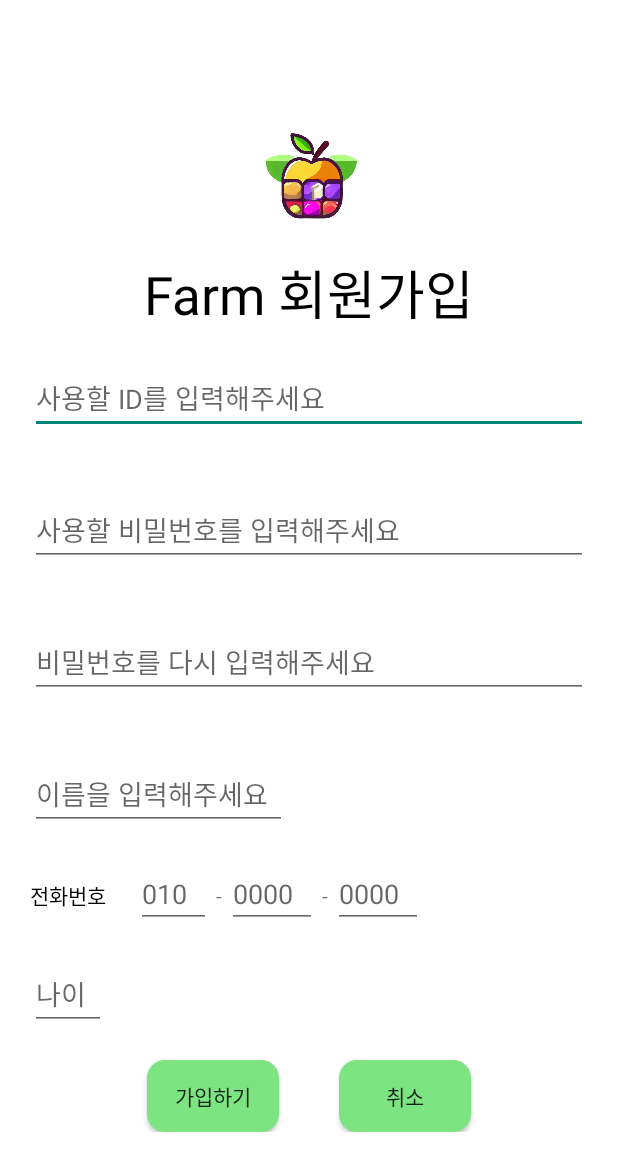
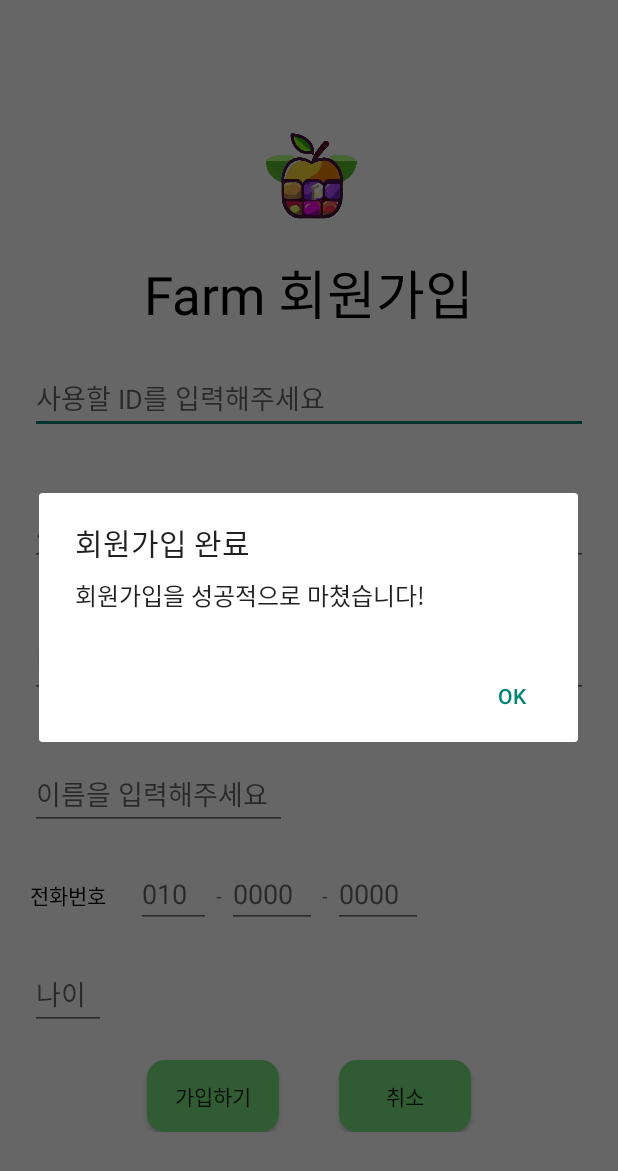
Before and after one commit to kimykstar/FarmApp-Android-, an Android app: the JoinActivity screen opened directly, with no data from a screen before it, after a tap on "가입하기", on a phone screen of 412 x 824 dp. Shown: the top 1171 px of the screen. Run offline under Robolectric (Android 15) with nearby library versions, the phone set to English and light mode, and no system bars.

Commit message:
대화상자 추가

```diff
--- a/app/src/main/java/com/example/farm/JoinActivity.java
+++ b/app/src/main/java/com/example/farm/JoinActivity.java
@@ -1,18 +1,22 @@
 package com.example.farm;
 
+import android.app.Dialog;
+import android.content.DialogInterface;
+import android.content.Intent;
 import android.os.AsyncTask;
 import android.os.Bundle;
 import android.view.View;
 import android.widget.Button;
 import android.widget.EditText;
 
+import androidx.appcompat.app.AlertDialog;
 import androidx.appcompat.app.AppCompatActivity;
 
 import java.util.concurrent.ExecutionException;
 
 public class JoinActivity extends AppCompatActivity {
     EditText idEdit, pwEdit, pwCheckEdit, name, phone1, phone2, phone3, age;
-    Button joinBtn;
+    Button joinBtn, cancelBtn;
     @Override
     protected void onCreate(Bundle savedInstanceState){
         super.onCreate(savedInstanceState);
@@ -26,8 +30,9 @@ public class JoinActivity extends AppCompatActivity {
         phone3 = findViewById(R.id.phone3);
         joinBtn = findViewById(R.id.joinBtn);
         age = findViewById(R.id.age);
+        cancelBtn = findViewById(R.id.cancelBtn);
         JoinTask task = new JoinTask();
-
+        Intent loginIntent = new Intent(getApplicationContext(), LoginActivity.class);
         // Join Button Click listener
         joinBtn.setOnClickListener(new View.OnClickListener() {
             @Override
@@ -45,6 +50,30 @@ public class JoinActivity extends AppCompatActivity {
                 } catch (InterruptedException e) {
                     throw new RuntimeException(e);
                 }
+                AlertDialog.Builder builder = new AlertDialog.Builder(JoinActivity.this);
+                builder.setTitle("회원가입 완료").setMessage("회원가입을 성공적으로 마쳤습니다!");
+                builder.setPositiveButton("ok", new DialogInterface.OnClickListener() {
+                    public void onClick(DialogInterface dialog, int id){
+                        startActivity(loginIntent);
+                    }
+                });
+                builder.show();
+            }
+        });
+
+        cancelBtn.setOnClickListener(new View.OnClickListener() {
+            @Override
+            public void onClick(View v) {
+                AlertDialog.Builder builder = new AlertDialog.Builder(JoinActivity.this);
+                builder.setTitle("회원가입 취소").setMessage("회원가입을 취소하시겠습니까?");
+                builder.setPositiveButton("확인", new DialogInterface.OnClickListener() {
+                    @Override
+                    public void onClick(DialogInterface dialog, int which) {
+                        startActivity(loginIntent);
+                    }
+                });
+                builder.show();
+
             }
         });
     }
@@ -58,7 +87,7 @@ public class JoinActivity extends AppCompatActivity {
             String phone = arg[3];
             String age = arg[4];
 
-            HttpConnection conn = new HttpConnection("http://192.168.35.73:8081/join");
+            HttpConnection conn = new HttpConnection("http://192.168.55.89:8081/join");
             conn.setHeader(1000, "POST", true, true);
             String message = String.format("%s %s %s %s %s", id, pw, name, phone, age);
             conn.writeData(message);
--- a/app/src/main/java/com/example/farm/LoginActivity.java
+++ b/app/src/main/java/com/example/farm/LoginActivity.java
@@ -75,7 +75,7 @@ public class LoginActivity extends AppCompatActivity {
             try{
                 String id = arg[0];
                 String pw = arg[1];
-                HttpConnection conn = new HttpConnection("http://192.168.35.73:8081/login");
+                HttpConnection conn = new HttpConnection("http://192.168.55.89:8081/login");
                 conn.setHeader(1000, "POST", true, true);
                 String message = String.format("%s %s", id, pw);
                 conn.writeData(message);
--- a/app/src/main/res/layout/activity_join.xml
+++ b/app/src/main/res/layout/activity_join.xml
@@ -34,6 +34,7 @@
                     android:layout_height="wrap_content"
                     android:hint="사용할 ID를 입력해주세요"
                     android:layout_margin="20dp"
+                    android:textColor="#000000"
                     android:layout_span="7"
                     android:id="@+id/idEdit"/>
             </TableRow>
@@ -43,6 +44,7 @@
                     android:layout_width="300dp"
                     android:layout_height="wrap_content"
                     android:id="@+id/pwEdit"
+                    android:textColor="#000000"
                     android:layout_margin="20dp"
                     android:layout_span="7"
                     android:hint="사용할 비밀번호를 입력해주세요"/>
@@ -54,6 +56,7 @@
                     android:layout_height="wrap_content"
                     android:id="@+id/pwCheckEdit"
                     android:layout_margin="20dp"
+                    android:textColor="#000000"
                     android:layout_span="7"
                     android:hint="비밀번호를 다시 입력해주세요"/>
             </TableRow>
@@ -64,6 +67,7 @@
                     android:layout_height="wrap_content"
                     android:layout_margin="20dp"
                     android:layout_span="4"
+                    android:textColor="#000000"
                     android:id="@+id/name"
                     android:hint="이름을 입력해주세요"/>
             </TableRow>
@@ -80,6 +84,7 @@
                     android:layout_width="50dp"
                     android:layout_height="wrap_content"
                     android:hint="010"
+                    android:textColor="#000000"
                     android:id="@+id/phone1"/>
 
                 <TextView
@@ -90,6 +95,7 @@
                 <EditText
                     android:layout_width="60dp"
                     android:layout_height="wrap_content"
+                    android:textColor="#000000"
                     android:hint="0000"
                     android:id="@+id/phone2"/>
 
@@ -101,6 +107,7 @@
                 <EditText
                     android:layout_width="60dp"
                     android:layout_height="wrap_content"
+                    android:textColor="#000000"
                     android:hint="0000"
                     android:id="@+id/phone3"/>
 
@@ -117,6 +124,7 @@
                     android:layout_width="wrap_content"
                     android:hint="나이"
                     android:layout_margin="20dp"
+                    android:textColor="#000000"
                     android:id="@+id/age"/>
             </TableRow>
 
```
Also changed, not shown: app/src/main/java/com/example/farm/DialogBox.java (added, +19 -0 lines).
